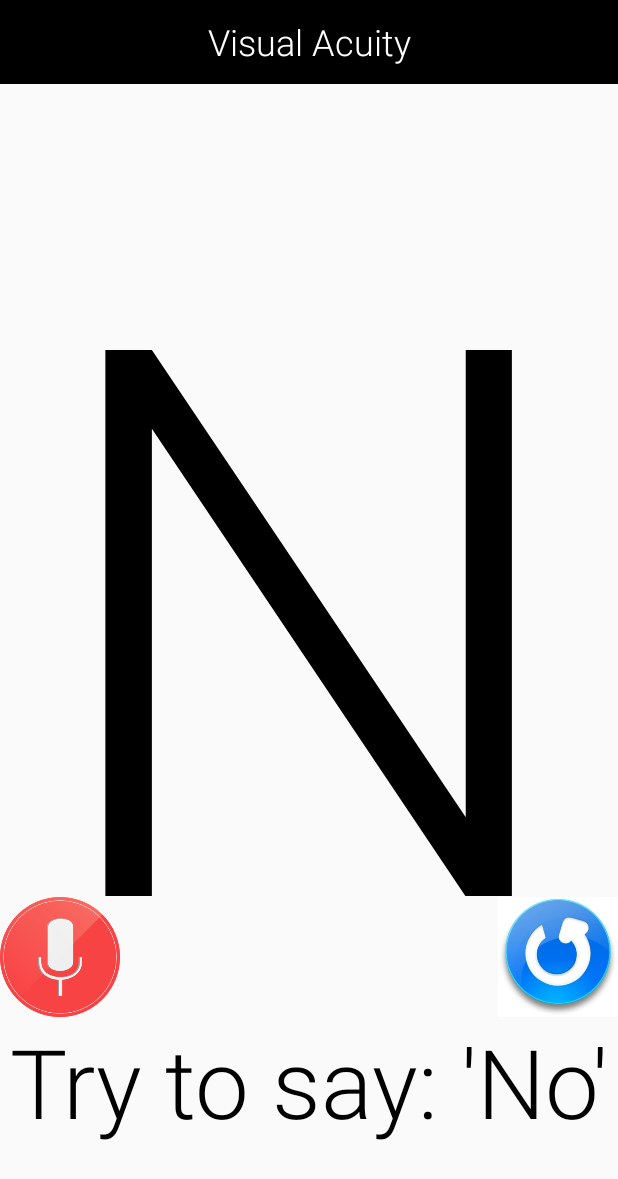
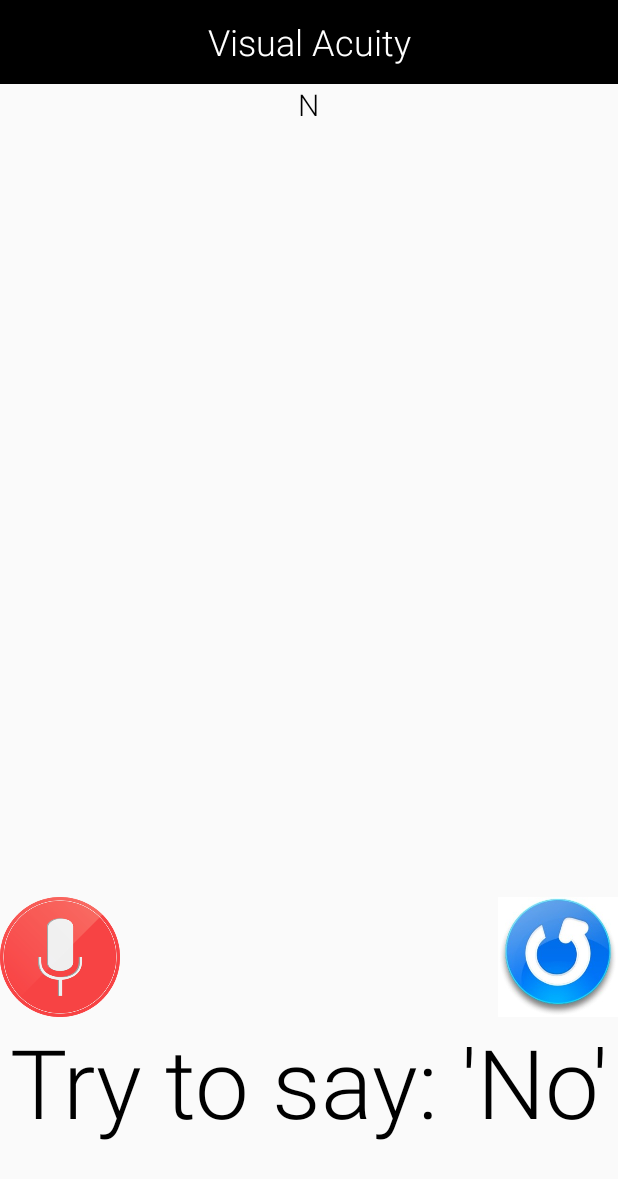
Before and after one commit to MandyChen0114/iSight, an Android app: the Activity_Test_Presbyopic screen opened directly, with no data from a screen before it, after a tap on "ENTER TEST", on a phone screen of 412 x 824 dp. Shown: the top 1179 px of the screen. Run offline under Robolectric (Android 15) with nearby library versions, the phone set to English and light mode, and no system bars.

Commit message:
Adjust font size of eye test.

```diff
--- a/iSight/app/src/main/java/edu/cmu/supermandy/isight/ui/Activity_Test_Presbyopic.java
+++ b/iSight/app/src/main/java/edu/cmu/supermandy/isight/ui/Activity_Test_Presbyopic.java
@@ -18,7 +18,7 @@ import java.util.Random;
 public class Activity_Test_Presbyopic extends Activity {
 
     public static final char[] candidates = {'N', 'E', 'F', 'P', 'T', 'O', 'Z', 'L', 'D'};
-    public static final float[] fontSizes = {512, 256, 128, 64, 32, 16, 8, 4, 2};
+    public static final float[] fontSizes = {20, 16, 14, 12, 10, 8, 6, 4, 2};
     public static final double[] scores = {1, 1.5, 2, 2.5, 3, 3.5, 4, 4.5, 5};
     public static final int MAX_RETRY_COUNT = 3;
 
--- a/iSight/app/src/main/java/edu/cmu/supermandy/isight/ui/Activity_Test_VisualAcuity.java
+++ b/iSight/app/src/main/java/edu/cmu/supermandy/isight/ui/Activity_Test_VisualAcuity.java
@@ -18,7 +18,7 @@ import java.util.Random;
 public class Activity_Test_VisualAcuity extends Activity {
 
     public static final char[] candidates = {'N', 'E', 'F', 'P', 'T', 'O', 'Z', 'L', 'D'};
-    public static final float[] fontSizes = {512, 256, 128, 64, 32, 16, 8, 4, 2};
+    public static final float[] fontSizes = {60, 45, 35, 25, 16, 12, 6, 4, 2};
     public static final double[] scores = {1, 1.5, 2, 2.5, 3, 3.5, 4, 4.5, 5};
     public static final int MAX_RETRY_COUNT = 3;
 
--- a/iSight/app/src/main/res/layout-land/activity_test_presbyopic.xml
+++ b/iSight/app/src/main/res/layout-land/activity_test_presbyopic.xml
@@ -37,7 +37,7 @@
                 android:layout_width="wrap_content"
                 android:layout_height="wrap_content"
                 android:textColor="@color/colorPrimary"
-                android:textSize="512sp"
+                android:textSize="20sp"
                 android:textStyle="normal"
                 android:layout_marginLeft="25dp"
                 android:text="N"
--- a/iSight/app/src/main/res/layout-land/activity_test_visualacuity.xml
+++ b/iSight/app/src/main/res/layout-land/activity_test_visualacuity.xml
@@ -37,7 +37,7 @@
                 android:layout_width="wrap_content"
                 android:layout_height="wrap_content"
                 android:textColor="@color/colorPrimary"
-                android:textSize="512sp"
+                android:textSize="60sp"
                 android:textStyle="normal"
                 android:layout_marginLeft="25dp"
                 android:text="N"
--- a/iSight/app/src/main/res/layout/activity_test_presbyopic.xml
+++ b/iSight/app/src/main/res/layout/activity_test_presbyopic.xml
@@ -38,7 +38,7 @@
                 android:layout_alignParentTop="true"
                 android:layout_centerHorizontal="true"
                 android:textColor="@color/colorPrimary"
-                android:textSize="512sp"
+                android:textSize="20sp"
                 android:textStyle="normal"
                 android:text="N" />
 
--- a/iSight/app/src/main/res/layout/activity_test_visualacuity.xml
+++ b/iSight/app/src/main/res/layout/activity_test_visualacuity.xml
@@ -38,7 +38,7 @@
                 android:layout_alignParentTop="true"
                 android:layout_centerHorizontal="true"
                 android:textColor="@color/colorPrimary"
-                android:textSize="512sp"
+                android:textSize="60sp"
                 android:textStyle="normal"
                 android:text="N" />
 
```
